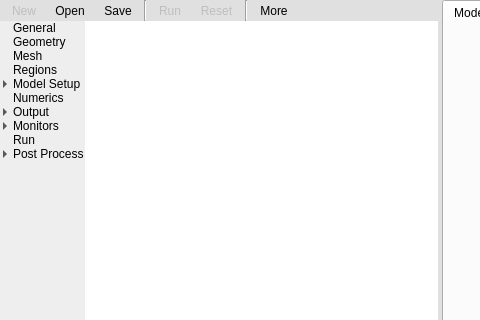
The window that gui/uifiles/gui.ui (truongd8593/mfix) describes before a commit, drawn with Qt 5; both pictures show x 0 to 480 and y 0 to 320 of the 997 by 895 pixel window.
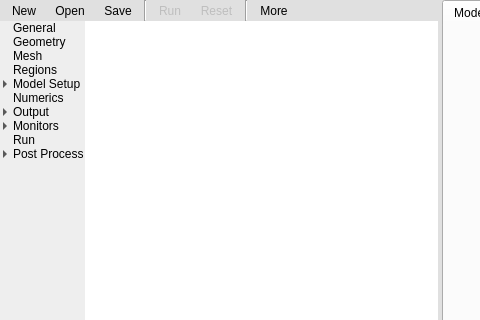
The same window after the commit. Custom widgets are drawn as their Qt base class.

Commit message: enable toolbutton_new by default

What changed in the file:
```diff
--- a/gui/uifiles/gui.ui
+++ b/gui/uifiles/gui.ui
@@ -289,7 +289,7 @@
               <item row="0" column="0">
                <widget class="QToolButton" name="toolbutton_new">
                 <property name="enabled">
-                 <bool>false</bool>
+                 <bool>true</bool>
                 </property>
                 <property name="toolTip">
                  <string>New Project</string>
```
